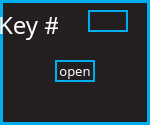
Muse-Kinetics/softstep_editor, file standalone/advanced/forms/keyBoxForm.ui: the form before one commit.
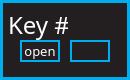
The form after the commit.

Commit message: changed key box size so I could move them down and make room for the saving parameters

The edit to the form file:
```diff
--- a/standalone/advanced/forms/keyBoxForm.ui
+++ b/standalone/advanced/forms/keyBoxForm.ui
@@ -6,8 +6,8 @@
    <rect>
     <x>0</x>
     <y>0</y>
-    <width>150</width>
-    <height>125</height>
+    <width>130</width>
+    <height>80</height>
    </rect>
   </property>
   <property name="windowTitle">
@@ -72,7 +72,7 @@
   <widget class="QLabel" name="keyInstanceLabel">
    <property name="geometry">
     <rect>
-     <x>0</x>
+     <x>10</x>
      <y>10</y>
      <width>58</width>
      <height>30</height>
@@ -103,8 +103,8 @@
   <widget class="QPushButton" name="openWindow">
    <property name="geometry">
     <rect>
-     <x>55</x>
-     <y>60</y>
+     <x>20</x>
+     <y>40</y>
      <width>40</width>
      <height>22</height>
     </rect>
@@ -122,8 +122,8 @@
   <widget class="QLineEdit" name="keyName">
    <property name="geometry">
     <rect>
-     <x>88</x>
-     <y>10</y>
+     <x>70</x>
+     <y>40</y>
      <width>40</width>
      <height>22</height>
     </rect>
```
The commit also changes 2 other files.
